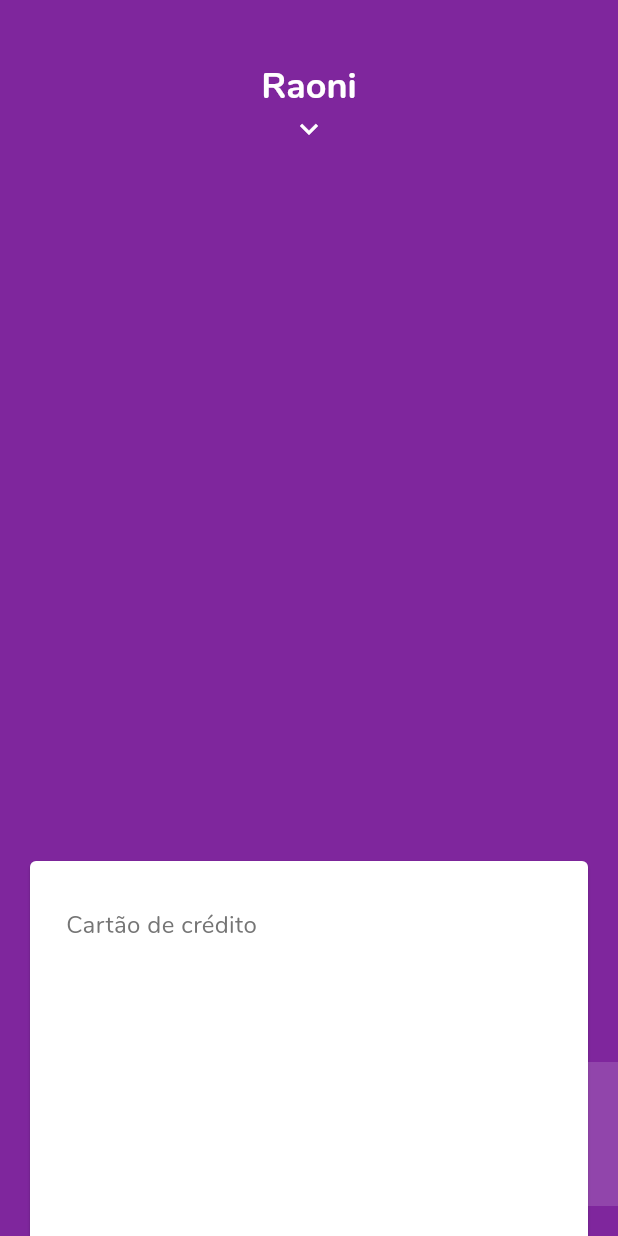
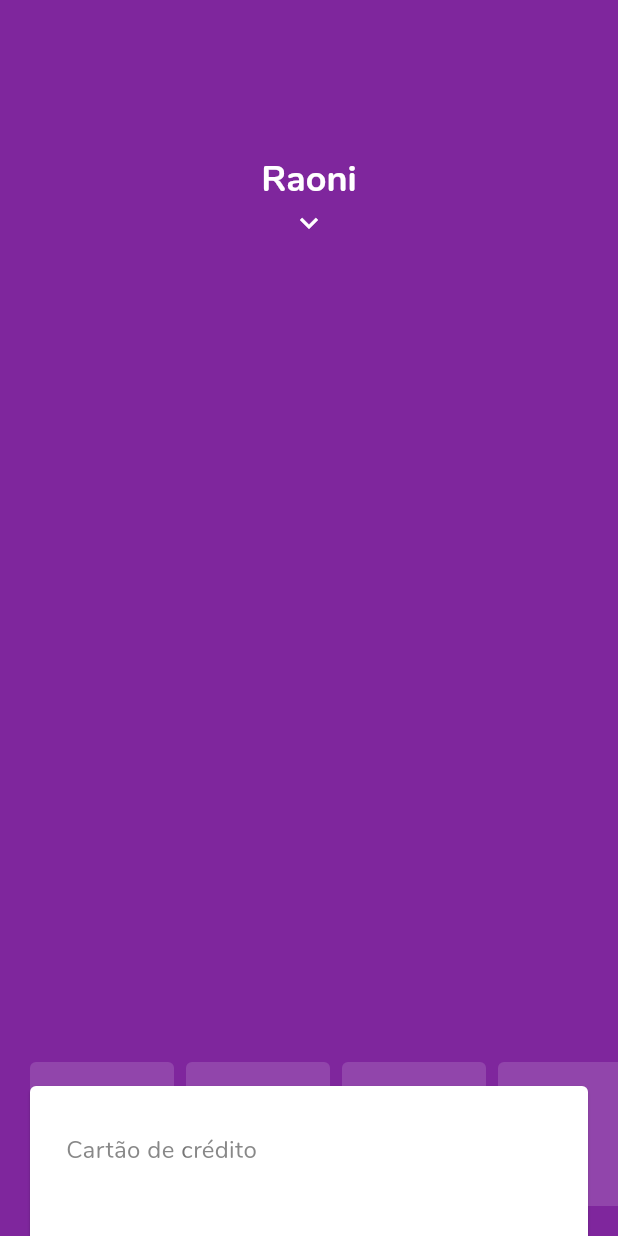
Before and after one commit to raonidemarchi/nubank-clone-flutter, a Flutter app: the screen it shows after launch, after a tap on "Raoni", on a phone screen of 412 x 824 dp. Run offline on Flutter 3.47's test engine with Material 2 defaults, Android fonts, the phone set to English and light mode, and no system bars; drawn by our look-alikes of carousel_slider.

Commit message:
More homme page layouting

```diff
--- a/lib/screens/home/components/carousel/carousel.dart
+++ b/lib/screens/home/components/carousel/carousel.dart
@@ -18,15 +18,14 @@ class _Carousel extends State<Carousel> {
 
   @override
   Widget build(BuildContext context) {
-    return Padding(
-      padding: EdgeInsets.only(bottom: 32),
-      child: Column(
+    return
+       Column(
         mainAxisAlignment: MainAxisAlignment.center,
         children: [
           ConstrainedBox(
             constraints: BoxConstraints(maxHeight: 420),
             child: CarouselSlider(
-              height: MediaQuery.of(context).size.height * .6,
+              height: MediaQuery.of(context).size.height * .7 - 108,
               viewportFraction: 1.0,
               enableInfiniteScroll: false,
               onPageChanged: (index) {
@@ -43,7 +42,6 @@ class _Carousel extends State<Carousel> {
             current: _current,
           ),
         ]
-      ),
     );
   }
 }
--- a/lib/screens/home/components/carousel/carousel_dots.dart
+++ b/lib/screens/home/components/carousel/carousel_dots.dart
@@ -11,22 +11,19 @@ class CarouselDots extends StatelessWidget {
 
   @override
   Widget build(BuildContext context) {
-    return Container(
-      padding: EdgeInsets.only(top: 8),
-      child: Row(
+    return Row(
       mainAxisAlignment: MainAxisAlignment.center,
       children: carouselItemsLengthList.map((i) {
         return Container(
           width: 4,
           height: 4,
-            margin: EdgeInsets.symmetric(vertical: 10, horizontal: 2.5),
+          margin: EdgeInsets.symmetric(vertical: 16, horizontal: 2.5),
           decoration: BoxDecoration(
             shape: BoxShape.circle,
             color: current == i ? Colors.white : Color.fromRGBO(255, 255, 255, .3),
           ),
         );
       }).toList(),
-      ),
     );
   }
 }
--- a/lib/screens/home/home.dart
+++ b/lib/screens/home/home.dart
@@ -8,28 +8,45 @@ class Home extends StatefulWidget {
   _Home createState() => _Home();
 }
 
-
-
 class _Home extends State<Home> {
   double _cardDown = 0;
+  double _carouselHeight = 0;
+  double _horizontalMenuHeight = 0;
+  GlobalKey _keyCarousel = GlobalKey();
+  GlobalKey _keyHorizontalMenu = GlobalKey();
 
   @override
+  void initState() {
+    WidgetsBinding.instance.addPostFrameCallback(_afterLayout);
+    super.initState();
+  }
+
+  _afterLayout(_) {
+    final RenderBox renderCarousel = _keyCarousel.currentContext.findRenderObject();
+    final RenderBox renderHorizontalMenu = _keyHorizontalMenu.currentContext.findRenderObject();
+
+    setState(() {
+      _carouselHeight = renderCarousel.size.height;
+      _horizontalMenuHeight = renderHorizontalMenu.size.height;
+    });
+  }
+
   Widget build(BuildContext context) {
-
     return Scaffold(
       body: SafeArea(
         child: Stack(
           children: [
             Positioned(
+              top: 0,
+              right: 0,
               left: 0,
-              right: 0,
-              height: MediaQuery.of(context).size.height * .3 - 108,
+              bottom: _carouselHeight + _horizontalMenuHeight,
               child: Column(
                 mainAxisAlignment: MainAxisAlignment.center,
                 children: [
                   GestureDetector(
                     onTap: () => setState(() {
-                      _cardDown = _cardDown == 0 ? 400 : 0;
+                      _cardDown = _cardDown == 0 ? -_carouselHeight + _horizontalMenuHeight : 0;
                     }),
                     child: Text(
                       'Raoni',
@@ -45,17 +62,20 @@ class _Home extends State<Home> {
               ),
             ),
 
-            AnimatedContainer(
-              duration: Duration(milliseconds: 200),
-              child: Transform.translate(
-                offset: Offset(0, _cardDown),
-                child: Carousel(),
-              ),
+            AnimatedPositioned(
+              key: _keyCarousel,
+              duration: Duration(milliseconds: 100),
+              right: 0,
+              left: 0,
+              bottom: _cardDown != 0 ? _cardDown : _horizontalMenuHeight,
+              child: Carousel(),
             ),
 
-            Positioned(
+            AnimatedPositioned(
+              key: _keyHorizontalMenu,
+              duration: Duration(milliseconds: 100),
+              right: 0,
               left: 0,
-              right: 0,
               bottom: 16,
               child: HorizontalMenu(),
             ),
```
Lines whose indentation alone changed are shown as unchanged.
